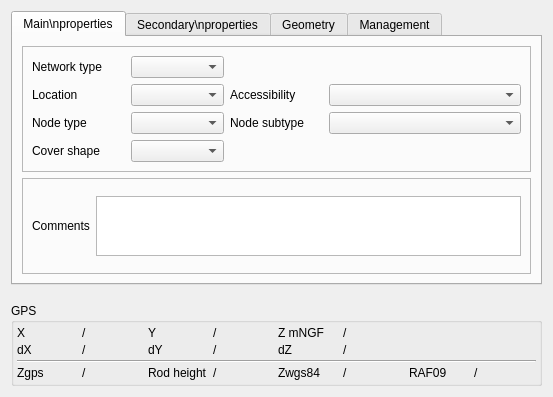
First picture: the form in Lamia/iface/qgiswidget/tools/toolprepro/base3_urbandrainage/lamiabase_ud_node_tool_ui.ui, repository Artelia/Lamia, before the edit.
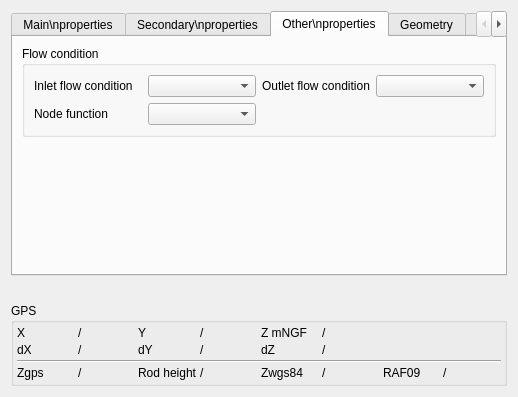
Second picture: the form after the edit. The open tabs and pages were chosen to show the change.

Patch:
```diff
--- a/Lamia/iface/qgiswidget/tools/toolprepro/base3_urbandrainage/lamiabase_ud_node_tool_ui.ui
+++ b/Lamia/iface/qgiswidget/tools/toolprepro/base3_urbandrainage/lamiabase_ud_node_tool_ui.ui
@@ -6,7 +6,7 @@
    <rect>
     <x>0</x>
     <y>0</y>
-    <width>553</width>
+    <width>518</width>
     <height>397</height>
    </rect>
   </property>
@@ -33,19 +33,6 @@
           <enum>QFrame::Raised</enum>
          </property>
          <layout class="QGridLayout" name="gridLayout">
-          <item row="3" column="0">
-           <widget class="QLabel" name="label">
-            <property name="text">
-             <string>Node type</string>
-            </property>
-            <property name="wordWrap">
-             <bool>true</bool>
-            </property>
-           </widget>
-          </item>
-          <item row="3" column="1">
-           <widget class="QComboBox" name="comboBox_typeOuvrageAss"/>
-          </item>
           <item row="0" column="0">
            <widget class="QLabel" name="label_2">
             <property name="text">
@@ -56,7 +43,7 @@
             </property>
            </widget>
           </item>
-          <item row="1" column="3">
+          <item row="2" column="3">
            <widget class="QLabel" name="label_3">
             <property name="text">
              <string>Accessibility</string>
@@ -66,7 +53,7 @@
             </property>
            </widget>
           </item>
-          <item row="1" column="0">
+          <item row="2" column="0">
            <widget class="QLabel" name="label_8">
             <property name="text">
              <string>Location</string>
@@ -79,20 +66,10 @@
           <item row="0" column="1">
            <widget class="QComboBox" name="comboBox_typeReseau"/>
           </item>
-          <item row="1" column="1">
+          <item row="2" column="1">
            <widget class="QComboBox" name="comboBox_environnement"/>
           </item>
-          <item row="3" column="3">
-           <widget class="QLabel" name="label_54">
-            <property name="text">
-             <string>Node subtype</string>
-            </property>
-            <property name="wordWrap">
-             <bool>true</bool>
-            </property>
-           </widget>
-          </item>
-          <item row="5" column="0">
+          <item row="6" column="0">
            <widget class="QLabel" name="label_25">
             <property name="text">
              <string>Cover shape</string>
@@ -102,13 +79,36 @@
             </property>
            </widget>
           </item>
-          <item row="5" column="1">
+          <item row="6" column="1">
            <widget class="QComboBox" name="comboBox_Formetampon"/>
           </item>
-          <item row="3" column="4" colspan="2">
+          <item row="1" column="0">
+           <widget class="QLabel" name="label">
+            <property name="text">
+             <string>Node type</string>
+            </property>
+            <property name="wordWrap">
+             <bool>true</bool>
+            </property>
+           </widget>
+          </item>
+          <item row="1" column="1">
+           <widget class="QComboBox" name="comboBox_typeOuvrageAss"/>
+          </item>
+          <item row="1" column="3">
+           <widget class="QLabel" name="label_54">
+            <property name="text">
+             <string>Node subtype</string>
+            </property>
+            <property name="wordWrap">
+             <bool>true</bool>
+            </property>
+           </widget>
+          </item>
+          <item row="1" column="4">
            <widget class="QComboBox" name="comboBox_soustype"/>
           </item>
-          <item row="1" column="4" colspan="2">
+          <item row="2" column="4">
            <widget class="QComboBox" name="comboBox_accessibilite"/>
           </item>
          </layout>
@@ -649,6 +649,65 @@
        </item>
       </layout>
      </widget>
+     <widget class="QWidget" name="tab_10">
+      <attribute name="title">
+       <string>Other\nproperties</string>
+      </attribute>
+      <layout class="QVBoxLayout" name="verticalLayout_6">
+       <item>
+        <widget class="QGroupBox" name="groupBox">
+         <property name="title">
+          <string>Flow condition</string>
+         </property>
+         <layout class="QGridLayout" name="gridLayout_13">
+          <item row="0" column="2">
+           <widget class="QLabel" name="label_13">
+            <property name="text">
+             <string>Outlet flow condition</string>
+            </property>
+           </widget>
+          </item>
+          <item row="0" column="0">
+           <widget class="QLabel" name="label_12">
+            <property name="text">
+             <string>Inlet flow condition</string>
+            </property>
+           </widget>
+          </item>
+          <item row="0" column="3">
+           <widget class="QComboBox" name="comboBox_outletflowcondition"/>
+          </item>
+          <item row="0" column="1">
+           <widget class="QComboBox" name="comboBox_inletflowcondition"/>
+          </item>
+          <item row="1" column="0">
+           <widget class="QLabel" name="label_14">
+            <property name="text">
+             <string>Node function</string>
+            </property>
+           </widget>
+          </item>
+          <item row="1" column="1">
+           <widget class="QComboBox" name="comboBox_systemfunction"/>
+          </item>
+         </layout>
+        </widget>
+       </item>
+       <item>
+        <spacer name="verticalSpacer_3">
+         <property name="orientation">
+          <enum>Qt::Vertical</enum>
+         </property>
+         <property name="sizeHint" stdset="0">
+          <size>
+           <width>20</width>
+           <height>40</height>
+          </size>
+         </property>
+        </spacer>
+       </item>
+      </layout>
+     </widget>
      <widget class="QWidget" name="tab_8">
       <attribute name="title">
        <string>Geometry</string>
```
Left out of the diff: 2 changed lines with no effect on the pictures.
